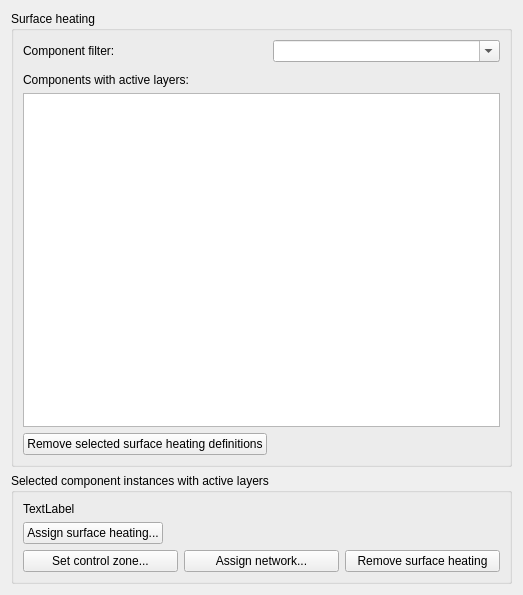
ghorwin/SIM-VICUS, file SIM-VICUS/src/SVPropBuildingSurfaceHeatingWidget.ui: the form before one commit.
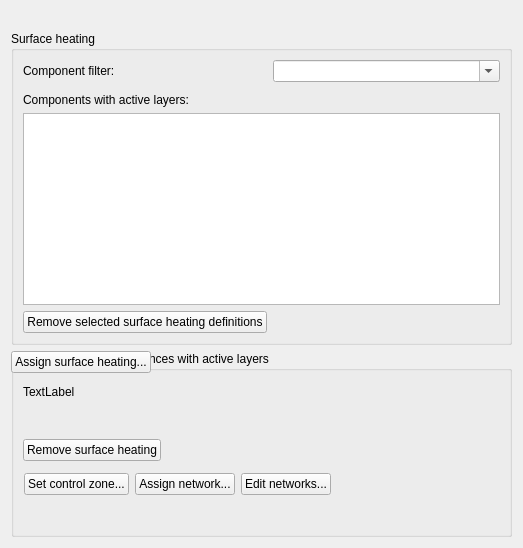
The form after the commit.

Commit message: Some fixes in external supply parametrization. Added editing of existing networks.

Diff of the .ui file:
```diff
--- a/SIM-VICUS/src/SVPropBuildingSurfaceHeatingWidget.ui
+++ b/SIM-VICUS/src/SVPropBuildingSurfaceHeatingWidget.ui
@@ -7,13 +7,32 @@
     <x>0</x>
     <y>0</y>
     <width>523</width>
-    <height>595</height>
+    <height>548</height>
    </rect>
   </property>
+  <property name="sizePolicy">
+   <sizepolicy hsizetype="MinimumExpanding" vsizetype="MinimumExpanding">
+    <horstretch>0</horstretch>
+    <verstretch>0</verstretch>
+   </sizepolicy>
+  </property>
   <property name="windowTitle">
    <string>Form</string>
   </property>
   <layout class="QVBoxLayout" name="verticalLayout">
+   <item>
+    <spacer name="horizontalSpacer">
+     <property name="orientation">
+      <enum>Qt::Horizontal</enum>
+     </property>
+     <property name="sizeHint" stdset="0">
+      <size>
+       <width>40</width>
+       <height>20</height>
+      </size>
+     </property>
+    </spacer>
+   </item>
    <item>
     <widget class="QGroupBox" name="groupBox_7">
      <property name="title">
@@ -95,11 +114,35 @@
    </item>
    <item>
     <widget class="QGroupBox" name="groupBoxSelectedComponent2">
+     <property name="sizePolicy">
+      <sizepolicy hsizetype="MinimumExpanding" vsizetype="MinimumExpanding">
+       <horstretch>0</horstretch>
+       <verstretch>0</verstretch>
+      </sizepolicy>
+     </property>
      <property name="title">
       <string>Selected component instances with active layers</string>
      </property>
-     <layout class="QGridLayout" name="gridLayout">
-      <item row="1" column="0" colspan="3">
+     <widget class="QLabel" name="labelSelectedCIWithActiveLayer">
+      <property name="geometry">
+       <rect>
+        <x>12</x>
+        <y>32</y>
+        <width>67</width>
+        <height>17</height>
+       </rect>
+      </property>
+      <property name="sizePolicy">
+       <sizepolicy hsizetype="Expanding" vsizetype="Preferred">
+        <horstretch>0</horstretch>
+        <verstretch>0</verstretch>
+       </sizepolicy>
+      </property>
+      <property name="text">
+       <string>TextLabel</string>
+      </property>
+     </widget>
+     <widget class="QWidget" name="">
        <layout class="QHBoxLayout" name="horizontalLayout">
         <item>
          <widget class="QPushButton" name="pushButtonAssignSurfaceHeating">
@@ -128,8 +171,50 @@
          </spacer>
         </item>
        </layout>
-      </item>
-      <item row="2" column="0">
+     </widget>
+     <widget class="QWidget" name="">
+      <property name="geometry">
+       <rect>
+        <x>12</x>
+        <y>88</y>
+        <width>481</width>
+        <height>27</height>
+       </rect>
+      </property>
+      <layout class="QFormLayout" name="formLayout">
+       <item row="0" column="0">
+        <widget class="QPushButton" name="pushButtonRemoveSelectedSurfaceHeating">
+         <property name="text">
+          <string>Remove surface heating</string>
+         </property>
+        </widget>
+       </item>
+       <item row="0" column="1">
+        <spacer name="horizontalSpacer_2">
+         <property name="orientation">
+          <enum>Qt::Horizontal</enum>
+         </property>
+         <property name="sizeHint" stdset="0">
+          <size>
+           <width>40</width>
+           <height>20</height>
+          </size>
+         </property>
+        </spacer>
+       </item>
+      </layout>
+     </widget>
+     <widget class="QWidget" name="">
+      <property name="geometry">
+       <rect>
+        <x>13</x>
+        <y>120</y>
+        <width>479</width>
+        <height>27</height>
+       </rect>
+      </property>
+      <layout class="QGridLayout" name="gridLayout">
+       <item row="0" column="0">
        <widget class="QPushButton" name="pushButtonAssignSurfaceHeatingControlZone">
         <property name="text">
          <string>Set control zone...</string>
@@ -142,7 +227,7 @@
         </property>
        </widget>
       </item>
-      <item row="2" column="1">
+       <item row="0" column="1">
        <widget class="QPushButton" name="pushButtonAssignSurfaceHeatingNetwork">
         <property name="text">
          <string>Assign network...</string>
@@ -155,27 +240,28 @@
         </property>
        </widget>
       </item>
-      <item row="2" column="2">
-       <widget class="QPushButton" name="pushButtonRemoveSelectedSurfaceHeating">
+       <item row="0" column="2">
+        <widget class="QPushButton" name="pushButtonEditSurfaceHeatingNetworks">
         <property name="text">
-         <string>Remove surface heating</string>
+          <string>Edit networks...</string>
         </property>
        </widget>
       </item>
-      <item row="0" column="0" colspan="3">
-       <widget class="QLabel" name="labelSelectedCIWithActiveLayer">
-        <property name="sizePolicy">
-         <sizepolicy hsizetype="Expanding" vsizetype="Preferred">
-          <horstretch>0</horstretch>
-          <verstretch>0</verstretch>
-         </sizepolicy>
-        </property>
-        <property name="text">
-         <string>TextLabel</string>
-        </property>
-       </widget>
-      </item>
-     </layout>
+       <item row="0" column="3">
+        <spacer name="horizontalSpacer_3">
+         <property name="orientation">
+          <enum>Qt::Horizontal</enum>
+         </property>
+         <property name="sizeHint" stdset="0">
+          <size>
+           <width>98</width>
+           <height>20</height>
+          </size>
+         </property>
+        </spacer>
+       </item>
+      </layout>
+     </widget>
     </widget>
    </item>
   </layout>
```
Left out of the diff: 72 changed lines with no effect on the pictures. Lines whose indentation alone changed are shown as unchanged. The commit also changes 5 other files.
